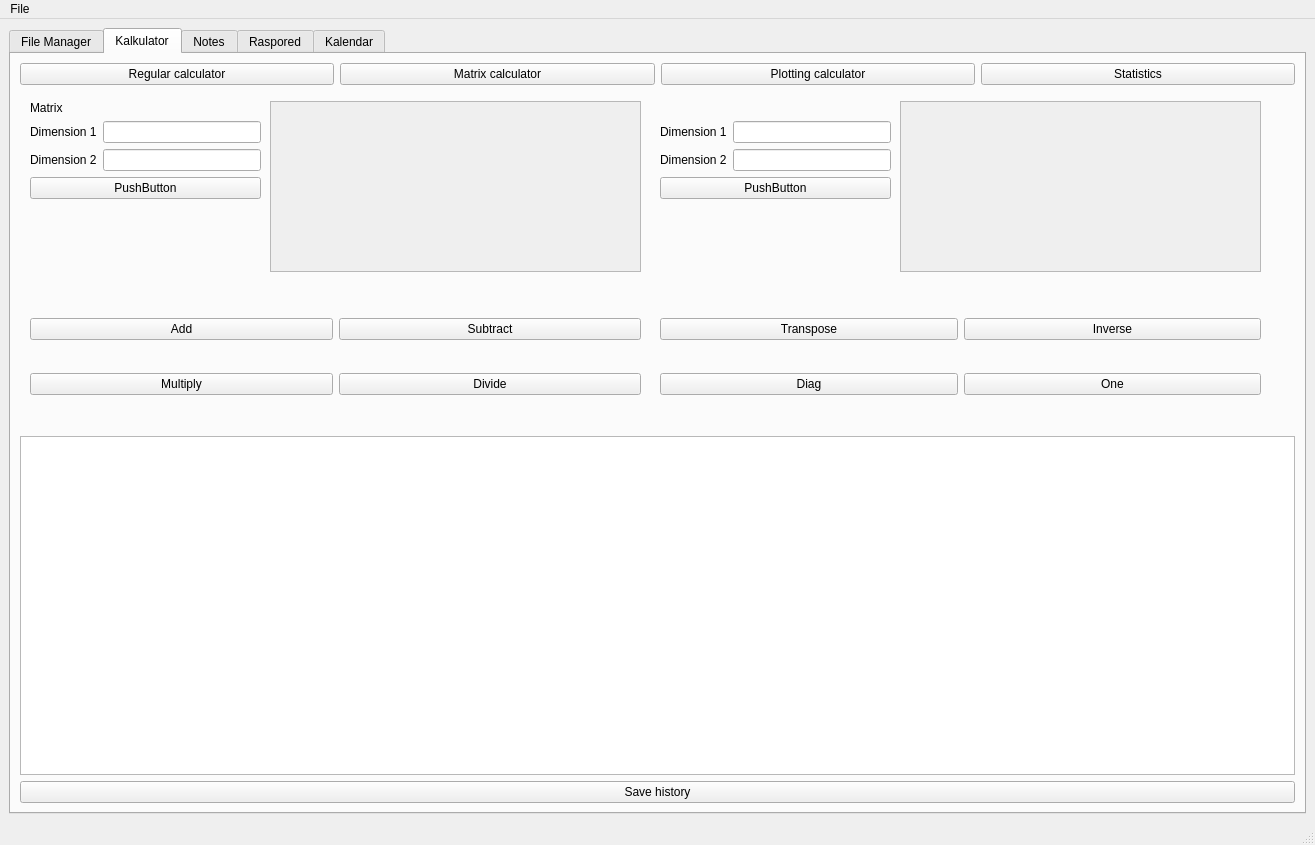
This is matfHub/mainwindow.ui in milalukic/matfHub as Qt 5 draws it before an edit. The edited form follows.
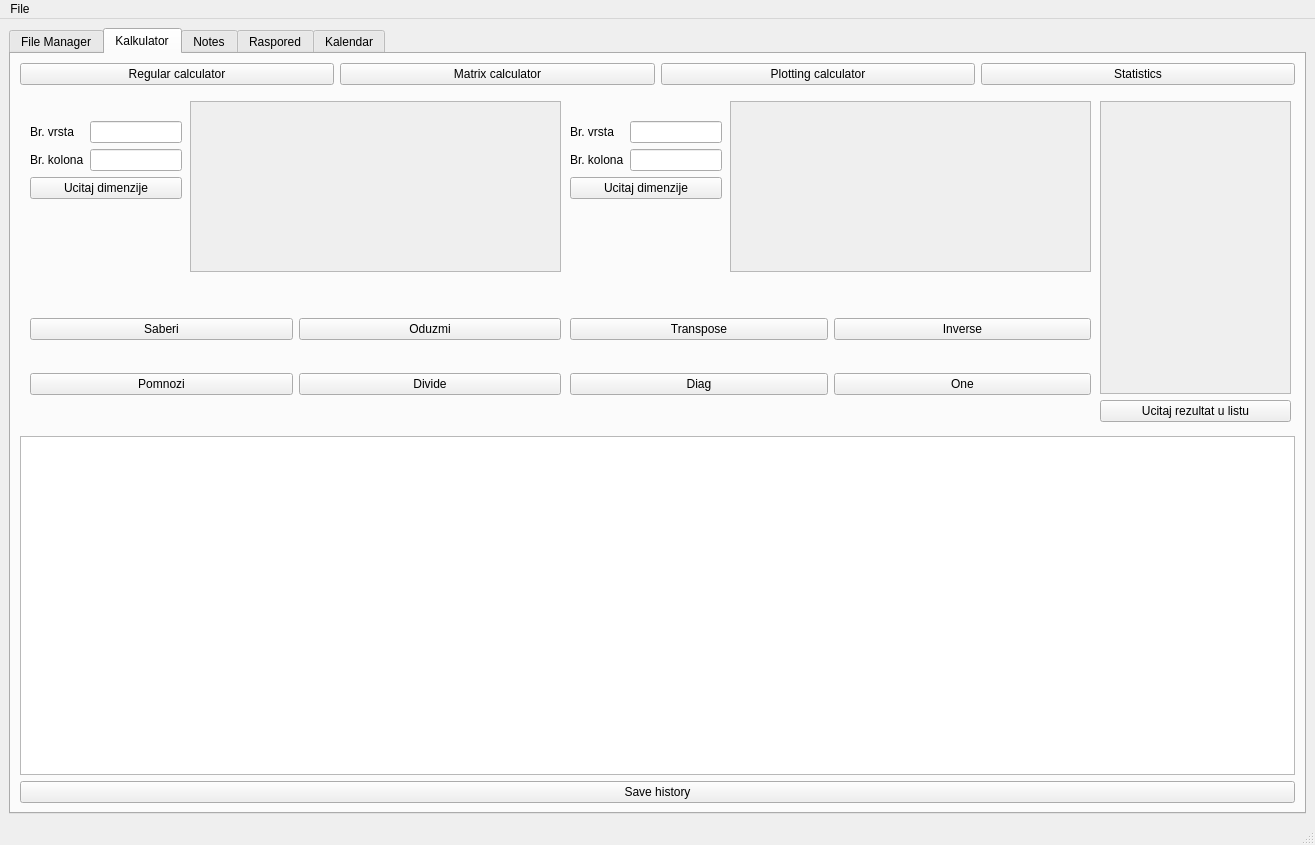
This is the edited form. Icons and pictures are not drawn.

Commit message: mnozenje radi, poceo listu sacuvanih matrica i njihovo ucitavanje

```diff
--- a/matfHub/mainwindow.ui
+++ b/matfHub/mainwindow.ui
@@ -2002,25 +2002,12 @@
            </layout>
           </widget>
           <widget class="QWidget" name="page_2">
-           <widget class="QLabel" name="label_3">
-            <property name="geometry">
-             <rect>
-              <x>10</x>
-              <y>10</y>
-              <width>53</width>
-              <height>14</height>
-             </rect>
-            </property>
-            <property name="text">
-             <string>Matrix</string>
-            </property>
-           </widget>
            <widget class="QWidget" name="formLayoutWidget">
             <property name="geometry">
              <rect>
               <x>10</x>
               <y>30</y>
-              <width>231</width>
+              <width>152</width>
               <height>91</height>
              </rect>
             </property>
@@ -2028,7 +2015,7 @@
              <item row="0" column="0">
               <widget class="QLabel" name="label_5">
                <property name="text">
-                <string>Dimension 1</string>
+                <string>Br. vrsta</string>
                </property>
               </widget>
              </item>
@@ -2038,7 +2025,7 @@
              <item row="1" column="0">
               <widget class="QLabel" name="label_6">
                <property name="text">
-                <string>Dimension 2</string>
+                <string>Br. kolona</string>
                </property>
               </widget>
              </item>
@@ -2048,7 +2035,7 @@
              <item row="2" column="0" colspan="2">
               <widget class="QPushButton" name="pbMatrixLoad1">
                <property name="text">
-                <string>PushButton</string>
+                <string>Ucitaj dimenzije</string>
                </property>
               </widget>
              </item>
@@ -2057,9 +2044,9 @@
            <widget class="QWidget" name="formLayoutWidget_2">
             <property name="geometry">
              <rect>
-              <x>640</x>
+              <x>550</x>
               <y>30</y>
-              <width>231</width>
+              <width>152</width>
               <height>91</height>
              </rect>
             </property>
@@ -2067,7 +2054,7 @@
              <item row="0" column="0">
               <widget class="QLabel" name="label_7">
                <property name="text">
-                <string>Dimension 1</string>
+                <string>Br. vrsta</string>
                </property>
               </widget>
              </item>
@@ -2077,7 +2064,7 @@
              <item row="1" column="0">
               <widget class="QLabel" name="label_8">
                <property name="text">
-                <string>Dimension 2</string>
+                <string>Br. kolona</string>
                </property>
               </widget>
              </item>
@@ -2087,7 +2074,7 @@
              <item row="2" column="0" colspan="2">
               <widget class="QPushButton" name="pbMatrixLoad2">
                <property name="text">
-                <string>PushButton</string>
+                <string>Ucitaj dimenzije</string>
                </property>
               </widget>
              </item>
@@ -2098,7 +2085,7 @@
              <rect>
               <x>10</x>
               <y>200</y>
-              <width>611</width>
+              <width>531</width>
               <height>131</height>
              </rect>
             </property>
@@ -2106,21 +2093,21 @@
              <item row="0" column="1">
               <widget class="QPushButton" name="pbMatrixSubtract">
                <property name="text">
-                <string>Subtract</string>
+                <string>Oduzmi</string>
                </property>
               </widget>
              </item>
              <item row="0" column="0">
               <widget class="QPushButton" name="pbMatrixAdd">
                <property name="text">
-                <string>Add</string>
+                <string>Saberi</string>
                </property>
               </widget>
              </item>
              <item row="1" column="0">
               <widget class="QPushButton" name="pbMatrixMultiply">
                <property name="text">
-                <string>Multiply</string>
+                <string>Pomnozi</string>
                </property>
               </widget>
              </item>
@@ -2136,9 +2123,9 @@
            <widget class="QWidget" name="gridLayoutWidget">
             <property name="geometry">
              <rect>
-              <x>640</x>
+              <x>550</x>
               <y>200</y>
-              <width>601</width>
+              <width>521</width>
               <height>131</height>
              </rect>
             </property>
@@ -2176,7 +2163,7 @@
            <widget class="QScrollArea" name="scrollAreaM1">
             <property name="geometry">
              <rect>
-              <x>250</x>
+              <x>170</x>
               <y>10</y>
               <width>371</width>
               <height>171</height>
@@ -2199,7 +2186,7 @@
            <widget class="QScrollArea" name="scrollAreaM2">
             <property name="geometry">
              <rect>
-              <x>880</x>
+              <x>710</x>
               <y>10</y>
               <width>361</width>
               <height>171</height>
@@ -2219,6 +2206,53 @@
              </property>
             </widget>
            </widget>
+           <widget class="QWidget" name="verticalLayoutWidget_2">
+            <property name="geometry">
+             <rect>
+              <x>1080</x>
+              <y>10</y>
+              <width>191</width>
+              <height>321</height>
+             </rect>
+            </property>
+            <layout class="QVBoxLayout" name="verticalLayout_3">
+             <item>
+              <widget class="QScrollArea" name="scrollAreaSavedM">
+               <property name="widgetResizable">
+                <bool>true</bool>
+               </property>
+               <widget class="QWidget" name="scrollAreaSavedMWidget">
+                <property name="geometry">
+                 <rect>
+                  <x>0</x>
+                  <y>0</y>
+                  <width>187</width>
+                  <height>286</height>
+                 </rect>
+                </property>
+                <widget class="QWidget" name="verticalLayoutWidget_3">
+                 <property name="geometry">
+                  <rect>
+                   <x>0</x>
+                   <y>0</y>
+                   <width>181</width>
+                   <height>281</height>
+                  </rect>
+                 </property>
+                 <layout class="QVBoxLayout" name="savedMatricesLayout"/>
+                </widget>
+               </widget>
+              </widget>
+             </item>
+             <item>
+              <widget class="QPushButton" name="pbSaveMatrix">
+               <property name="text">
+                <string>Ucitaj rezultat u listu</string>
+               </property>
+              </widget>
+             </item>
+            </layout>
+           </widget>
           </widget>
           <widget class="QWidget" name="page_3">
            <widget class="QLabel" name="label_4">
```
The commit also changes 4 other files.
